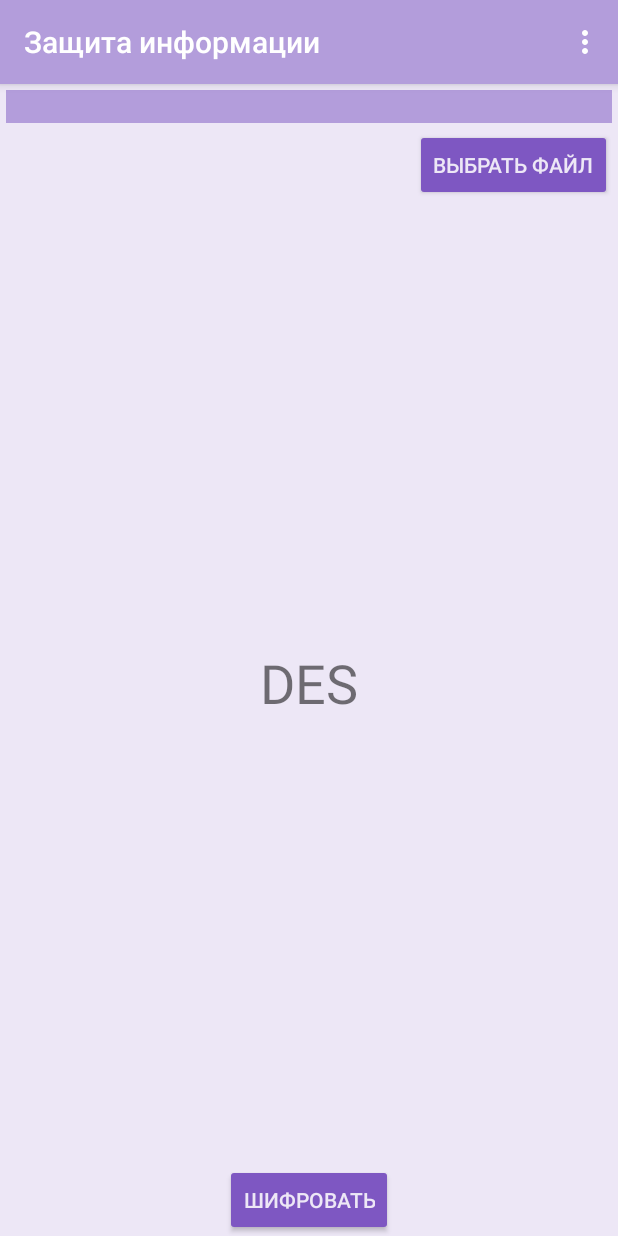
After one commit to lichtstrahl/Protection, an Android app: the fragment DESFragment placed in its activity, on a phone screen of 412 x 824 dp. The commit adds this screen. Run offline under Robolectric (Android 15) with nearby library versions, the phone set to English and light mode, and no system bars; our stand-ins replace ButterKnife.

```diff
--- a/app/src/main/AndroidManifest.xml
+++ b/app/src/main/AndroidManifest.xml
@@ -34,6 +34,9 @@
             android:exported="false" />
         <service
             android:name="cipher.rsa.RSAService"
+            android:exported="false" />
+        <service
+            android:name="cipher.des.DESService"
             android:exported="false"></service>
     </application>
 
--- /dev/null
+++ b/app/src/main/java/cipher/des/DESFragment.java
@@ -0,0 +1,26 @@
+package cipher.des;
+
+import android.os.Bundle;
+import android.support.annotation.NonNull;
+import android.support.annotation.Nullable;
+import android.support.v4.app.Fragment;
+import android.view.LayoutInflater;
+import android.view.View;
+import android.view.ViewGroup;
+
+import root.iv.protection.R;
+
+public class DESFragment extends Fragment {
+    @Nullable
+    @Override
+    public View onCreateView(@NonNull LayoutInflater inflater, @Nullable ViewGroup container, @Nullable Bundle savedInstanceState) {
+        return inflater.inflate(R.layout.fragment_des, container, false);
+    }
+
+    public static DESFragment getInstance() {
+        DESFragment fragment = new DESFragment();
+        Bundle bundle = new Bundle();
+        fragment.setArguments(bundle);
+        return fragment;
+    }
+}
--- /dev/null
+++ b/app/src/main/res/layout/fragment_des.xml
@@ -0,0 +1,14 @@
+<?xml version="1.0" encoding="utf-8"?>
+<RelativeLayout
+    xmlns:android="http://schemas.android.com/apk/res/android"
+    android:layout_width="match_parent"
+    android:layout_height="match_parent">
+
+    <TextView
+        android:layout_width="wrap_content"
+        android:layout_height="wrap_content"
+        android:layout_centerInParent="true"
+        android:text="@string/titleDES"
+        android:textSize="@dimen/bigText"/>
+
+</RelativeLayout>
--- a/app/src/main/res/menu/menu_cipher.xml
+++ b/app/src/main/res/menu/menu_cipher.xml
@@ -6,4 +6,8 @@
     <item
         android:id="@+id/menuItemRSA"
         android:title="@string/titleRSA" />
+
+    <item
+        android:id="@+id/menuItemDES"
+        android:title="@string/titleDES" />
 </menu>
--- a/app/src/main/res/values/strings.xml
+++ b/app/src/main/res/values/strings.xml
@@ -28,4 +28,7 @@
 
     <!-- Fragment RSA -->
     <string name="titleRSA">RSA</string>
+
+    <!-- Fragment DES -->
+    <string name="titleDES">DES</string>
 </resources>
```
Also changed, not shown: app/src/main/java/cipher/CipherService.java (added, +40 -0 lines), app/src/main/java/cipher/CipherServiceAPI.java (deleted, +0 -7 lines), app/src/main/java/cipher/des/DESService.java (added, +19 -0 lines), app/src/main/java/cipher/enigma/EnigmaService.java (+3 -34 lines), app/src/main/java/cipher/rsa/RSAService.java (+2 -25 lines), app/src/main/java/root/iv/protection/CipherActivity.java (+31 -2 lines).
